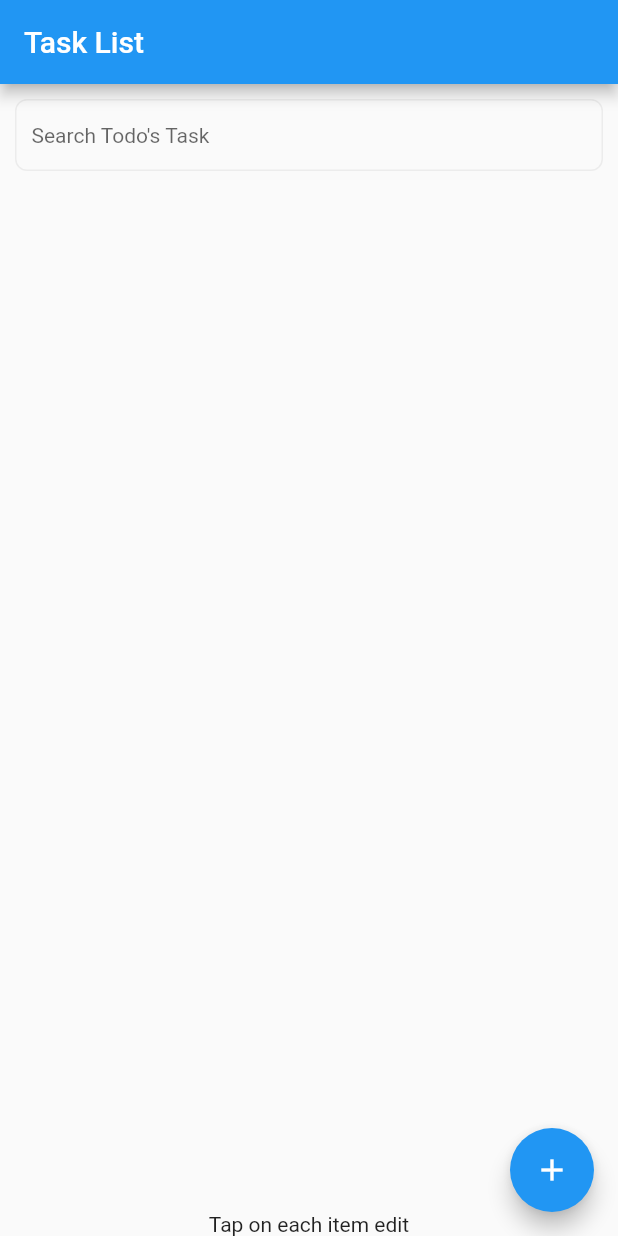
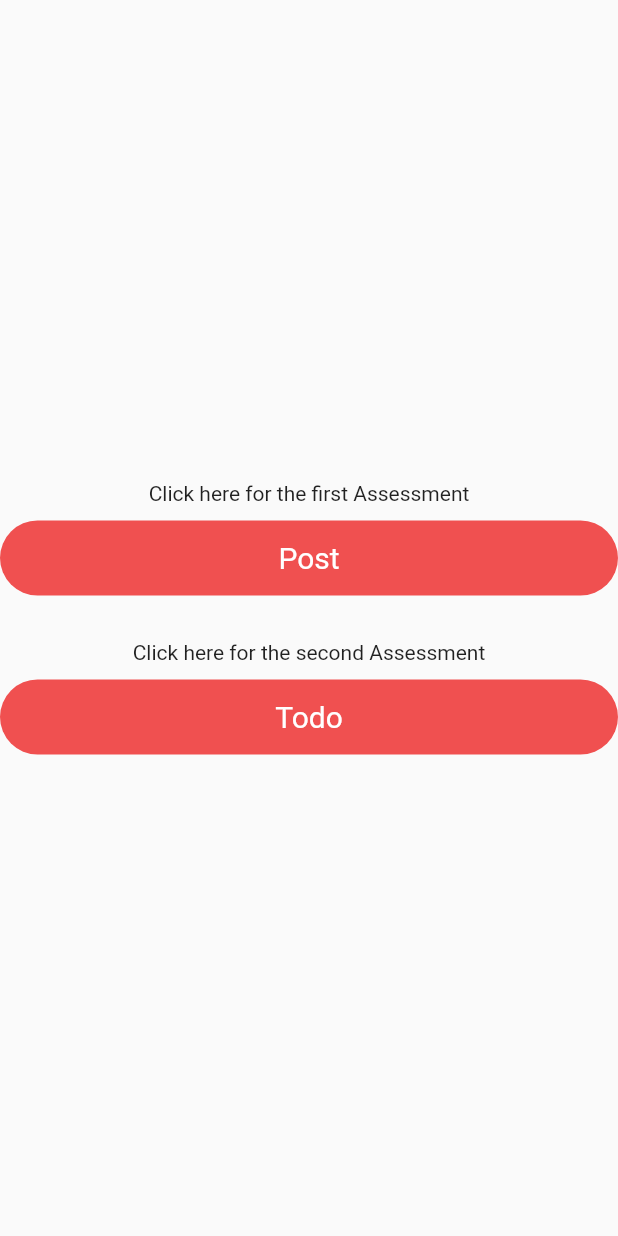
Before and after one commit to DAMMAK/task_post_demo, a Flutter app: the screen it shows after launch, on a phone screen of 412 x 824 dp. Run offline on Flutter 3.47's test engine with Material 2 defaults, Android fonts, the phone set to English and light mode, and no system bars; our stand-ins replace bloc, cloud_firestore, dio, equatable, firebase_core, flutter_bloc and 4 more; accounts and stored records are empty; generated files the repository leaves out were written again.

Commit message:
task implemented

```diff
--- a/lib/main.dart
+++ b/lib/main.dart
@@ -1,6 +1,6 @@
 import 'package:demotask/di.dart';
 import 'package:demotask/modules/post/model/post.dart';
-import 'package:demotask/modules/task/root.dart';
+import 'package:demotask/selection.dart';
 import 'package:firebase_core/firebase_core.dart';
 import 'package:flutter/material.dart';
 import 'package:hive/hive.dart';
@@ -24,9 +24,7 @@ class MyApp extends StatelessWidget {
         theme: ThemeData(
           primarySwatch: Colors.blue,
         ),
-        home: Scaffold(
-          // appBar: AppBar(title: Text("Post List")),
-          body: TaskRootWidget(),
-        ));
+        home: Selelction(),
+        );
   }
 }
--- a/lib/modules/post/root.dart
+++ b/lib/modules/post/root.dart
@@ -24,8 +24,10 @@ class _PostWidgetState extends State<PostWidget> {
   @override
   Widget build(BuildContext context) {
     return Scaffold(
-      body: Column(
+      body: SafeArea(
+        child: Column(
           children: [
+            SizedBox(height: 20),
             BlocBuilder(
               bloc: ioc.get<PostBloc>(),
               builder: (context, state) {
@@ -55,6 +57,7 @@ class _PostWidgetState extends State<PostWidget> {
             )
           ],
         ),
+      ),
     );
   }
 }
--- /dev/null
+++ b/lib/selection.dart
@@ -0,0 +1,46 @@
+import 'package:demotask/config/app_color.dart';
+import 'package:demotask/modules/post/root.dart';
+import 'package:demotask/modules/task/root.dart';
+import 'package:demotask/utils/helpers/route_animation.dart';
+import 'package:demotask/utils/widgets/button.dart';
+import 'package:flutter/material.dart';
+
+class Selelction extends StatelessWidget {
+  @override
+  Widget build(BuildContext context) {
+    return Scaffold(
+      body: SafeArea(
+        child: Container(
+          child: Column(
+            mainAxisAlignment: MainAxisAlignment.center,
+            children: [
+              Text("Click here for the first Assessment"),
+              SizedBox(height: 10),
+              MyButton(
+                color: AppColors.errorColor,
+                onTap: () {
+                  Navigator.of(context).push(FadeRoute(page: PostWidget()));
+                },
+                height: 50.0,
+                width: double.infinity,
+                title: "Post",
+              ),
+              SizedBox(height: 30),
+              Text("Click here for the second Assessment"),
+              SizedBox(height: 10),
+              MyButton(
+                color: AppColors.errorColor,
+                onTap: () {
+                  Navigator.of(context).push(FadeRoute(page: TaskRootWidget()));
+                },
+                height: 50.0,
+                width: double.infinity,
+                title: "Todo",
+              )
+            ],
+          ),
+        ),
+      ),
+    );
+  }
+}
```
Lines whose indentation alone changed are shown as unchanged.
